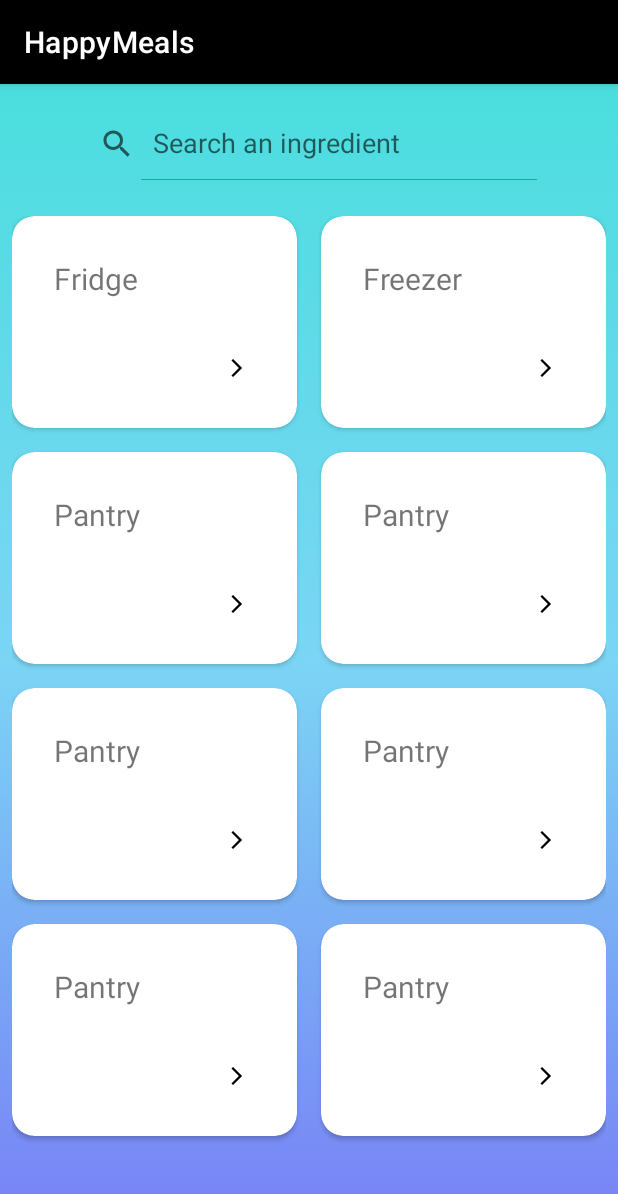
After one commit to CMPUT301F22T16/HappyMeals, an Android app: the StorageActivity screen opened directly, with no data from a screen before it, on a phone screen of 412 x 824 dp. The commit adds this screen. Shown: the top 1194 px of the screen. Run offline under Robolectric (Android 15) with nearby library versions, the phone set to English and light mode, and no system bars; our stand-ins replace Firebase (no records; nobody signed in at launch, a user with empty details on screens opened directly); 1 statement that could not run was skipped.

Commit message:
Add StorageActivity

```diff
--- /dev/null
+++ b/app/src/main/java/com/example/happymeals/StorageGridAdapter.java
@@ -0,0 +1,44 @@
+package com.example.happymeals;
+
+import android.content.Context;
+import android.view.LayoutInflater;
+import android.view.View;
+import android.view.ViewGroup;
+import android.widget.ArrayAdapter;
+import android.widget.TextView;
+
+import androidx.annotation.NonNull;
+import androidx.annotation.Nullable;
+
+import java.util.List;
+
+public class StorageGridAdapter extends ArrayAdapter<Storage> {
+
+    Context context;
+    List<Storage> storages;
+    DBHandler db;
+
+    public StorageGridAdapter(@NonNull Context context, List<Storage> storages, DBHandler user) {
+        super(context, 0, storages);
+
+        this.context = context;
+        this.storages = storages;
+        this.db = user;
+    }
+
+    @NonNull
+    @Override
+    public View getView(int position, @Nullable View convertView, @NonNull ViewGroup parent) {
+
+        if (convertView == null) {
+            convertView = LayoutInflater.from(context).inflate(R.layout.storage_content, parent, false);
+        }
+
+        Storage storage = storages.get(position);
+
+        TextView storageNameView = convertView.findViewById(R.id.storage_card_title);
+        storageNameView.setText(storage.getStoreName());
+
+        return convertView;
+    }
+}
--- /dev/null
+++ b/app/src/main/java/com/example/happymeals/storage/StorageActivity.java
@@ -0,0 +1,49 @@
+package com.example.happymeals.storage;
+
+import androidx.appcompat.app.AppCompatActivity;
+import android.os.Bundle;
+import android.widget.ArrayAdapter;
+import android.widget.GridView;
+
+import com.example.happymeals.DBHandler;
+import com.example.happymeals.R;
+import com.example.happymeals.Storage;
+import com.example.happymeals.StorageGridAdapter;
+
+import java.util.ArrayList;
+import java.util.List;
+
+public class StorageActivity extends AppCompatActivity {
+
+    private GridView storageGrid;
+    private List<Storage> storages;
+    private StorageGridAdapter adapter;
+    private DBHandler db;
+
+    @Override
+    protected void onCreate(Bundle savedInstanceState) {
+        super.onCreate(savedInstanceState);
+        setContentView(R.layout.activity_storage);
+
+        Bundle bundle = getIntent().getExtras();
+        String username = (String) bundle.getSerializable("USER");
+        db = new DBHandler(username);
+
+        storages = new ArrayList<>();
+        storages.add(new Storage("Fridge"));
+        storages.add(new Storage("Freezer"));
+        storages.add(new Storage("Pantry"));
+        storages.add(new Storage("Pantry"));
+        storages.add(new Storage("Pantry"));
+        storages.add(new Storage("Pantry"));
+        storages.add(new Storage("Pantry"));
+        storages.add(new Storage("Pantry"));
+
+        adapter = new StorageGridAdapter(this, storages, db);
+
+        storageGrid = findViewById(R.id.storage_grid);
+
+        storageGrid.setAdapter(adapter);
+
+    }
+}
--- /dev/null
+++ b/app/src/main/res/layout/activity_storage.xml
@@ -0,0 +1,41 @@
+<?xml version="1.0" encoding="utf-8"?>
+<androidx.constraintlayout.widget.ConstraintLayout xmlns:android="http://schemas.android.com/apk/res/android"
+    xmlns:app="http://schemas.android.com/apk/res-auto"
+    xmlns:tools="http://schemas.android.com/tools"
+    android:layout_width="match_parent"
+    android:layout_height="match_parent"
+    tools:context=".storage.StorageActivity"
+    android:background="@drawable/gradient_background">
+
+    <GridView
+        android:id="@+id/storage_grid"
+        android:layout_width="0dp"
+        android:layout_height="0dp"
+        android:layout_marginStart="8dp"
+        android:layout_marginTop="24dp"
+        android:layout_marginEnd="8dp"
+        android:layout_marginBottom="8dp"
+        android:horizontalSpacing="16dp"
+        android:numColumns="2"
+        android:verticalSpacing="16dp"
+        app:layout_constraintBottom_toBottomOf="parent"
+        app:layout_constraintEnd_toEndOf="parent"
+        app:layout_constraintStart_toStartOf="parent"
+        app:layout_constraintTop_toBottomOf="@+id/searchview_storages" />
+
+    <SearchView
+        android:id="@+id/searchview_storages"
+        android:layout_width="wrap_content"
+        android:layout_height="wrap_content"
+        android:layout_margin="16dp"
+        android:layout_marginStart="8dp"
+        android:layout_marginEnd="8dp"
+        android:iconifiedByDefault="false"
+        android:queryHint="Search an ingredient"
+        app:layout_constraintEnd_toEndOf="parent"
+        app:layout_constraintStart_toStartOf="parent"
+        app:layout_constraintTop_toTopOf="parent" />
+
+
+
+</androidx.constraintlayout.widget.ConstraintLayout>
--- /dev/null
+++ b/app/src/main/res/layout/storage_content.xml
@@ -0,0 +1,45 @@
+<?xml version="1.0" encoding="utf-8"?>
+<androidx.cardview.widget.CardView xmlns:android="http://schemas.android.com/apk/res/android"
+    xmlns:app="http://schemas.android.com/apk/res-auto"
+    xmlns:tools="http://schemas.android.com/tools"
+    android:layout_width="match_parent"
+    android:layout_height="match_parent"
+    android:layout_margin="5dp"
+    android:elevation="10dp"
+    app:cardCornerRadius="15dp">
+
+    <androidx.constraintlayout.widget.ConstraintLayout
+        android:layout_width="match_parent"
+        android:layout_height="141dp">
+
+        <TextView
+            android:id="@+id/storage_card_title"
+            android:layout_width="wrap_content"
+            android:layout_height="wrap_content"
+            android:layout_marginStart="28dp"
+            android:layout_marginTop="28dp"
+            android:text="Storage 1"
+            android:textSize="20sp"
+            app:layout_constraintStart_toStartOf="parent"
+            app:layout_constraintTop_toTopOf="parent" />
+
+        <com.google.android.material.floatingactionbutton.FloatingActionButton
+            android:id="@+id/view_storage_button"
+            android:layout_width="wrap_content"
+            android:layout_height="wrap_content"
+            android:layout_marginEnd="16dp"
+            android:layout_marginBottom="16dp"
+            android:clickable="true"
+            app:backgroundTint="@android:color/transparent"
+            app:borderWidth="0dp"
+            app:elevation="0dp"
+            app:fabSize="mini"
+            app:pressedTranslationZ="0dp"
+            app:rippleColor="@android:color/transparent"
+            app:shapeAppearance="@null"
+            app:layout_constraintBottom_toBottomOf="parent"
+            app:layout_constraintEnd_toEndOf="parent"
+            app:srcCompat="@drawable/ic_chevron_right_48px"
+            tools:ignore="SpeakableTextPresentCheck" />
+    </androidx.constraintlayout.widget.ConstraintLayout>
+</androidx.cardview.widget.CardView>
```
Also changed, not shown: app/build.gradle (+7 -0 lines), app/src/main/AndroidManifest.xml (+10 -7 lines), app/src/main/java/com/example/happymeals/MainActivity.java (+15 -0 lines), app/src/main/res/layout/activity_main.xml (+29 -8 lines).
